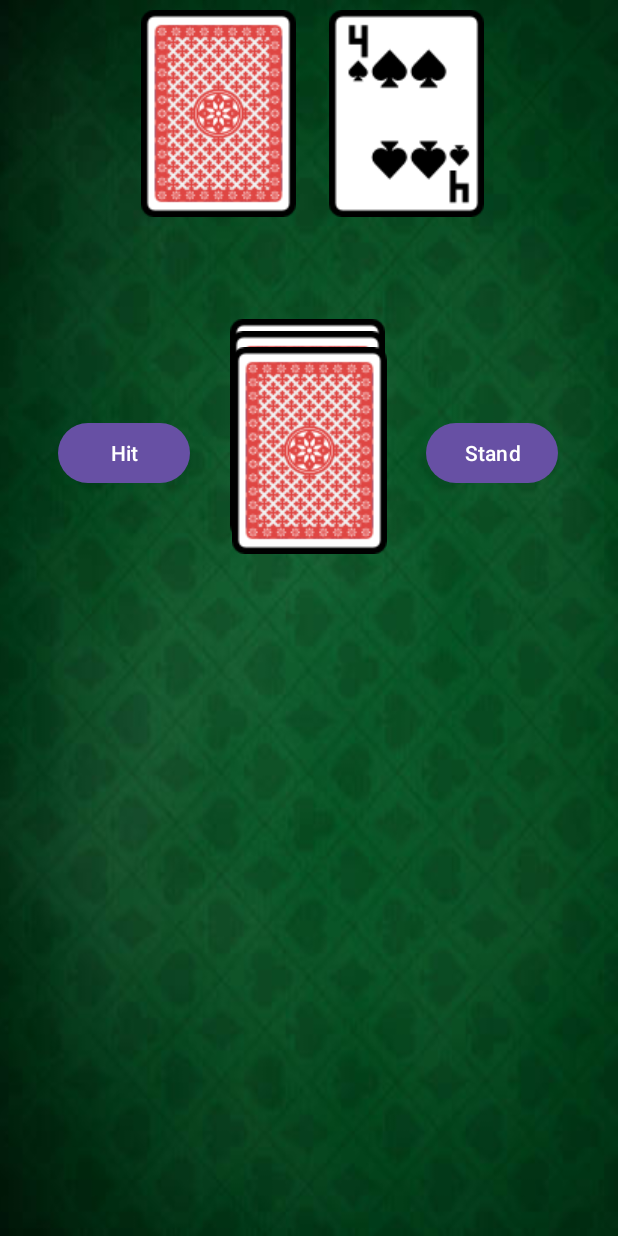
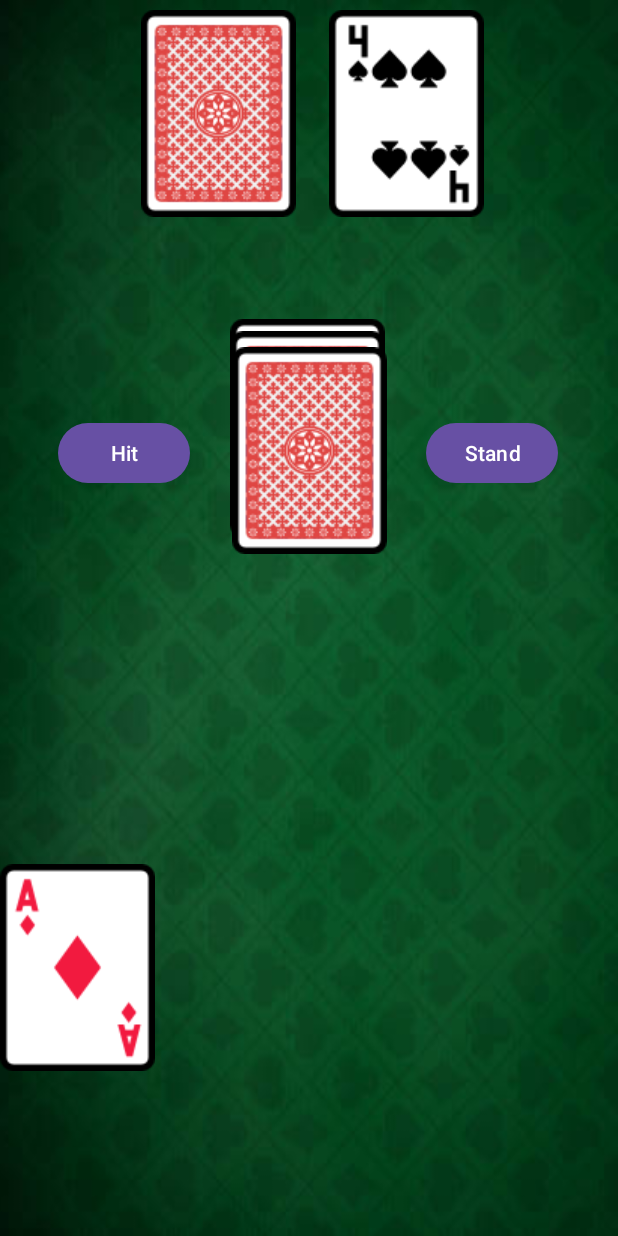
Before and after one commit to EricHeinrichsUAB/AUCSC220_Group5W25, an Android app: the PlayActivity screen opened directly, with no data from a screen before it, after a tap on "Hit", on a phone screen of 412 x 824 dp. Run offline under Robolectric (Android 15) with nearby library versions, the light colour scheme and no system bars.

Commit message:
Add basic card-drawing functionality

```diff
--- a/app/src/main/java/com/turbo21/PlayActivity.java
+++ b/app/src/main/java/com/turbo21/PlayActivity.java
@@ -1,18 +1,27 @@
 package com.turbo21;
 
+import android.content.Context;
+import android.content.res.Resources;
+import android.graphics.drawable.Drawable;
 import android.os.Bundle;
 import android.view.View;
 import android.widget.Button;
 import android.widget.ImageView;
 import android.animation.ObjectAnimator;
 import android.view.animation.AccelerateDecelerateInterpolator;
+import android.widget.LinearLayout;
 
+import androidx.annotation.DrawableRes;
 import androidx.appcompat.app.AppCompatActivity;
+import androidx.appcompat.content.res.AppCompatResources;
 
 public class PlayActivity extends AppCompatActivity {
 
     private ImageView chip5, chip10, chip25, chip50, chip100;
+    private ImageView topOfDeck;
     private Button hitButton, standButton;
+    private LinearLayout playerHand;
+    private LinearLayout dealerHand;
     public int bet;
 
     @Override
@@ -20,14 +29,12 @@ public class PlayActivity extends AppCompatActivity {
         super.onCreate(savedInstanceState);
         setContentView(R.layout.play_screen); // Set the play screen layout
 
-        chip5 = findViewById(R.id.chip5);
-        chip10 = findViewById(R.id.chip10);
-        chip25 = findViewById(R.id.chip25);
-        chip50 = findViewById(R.id.chip50);
-        chip100 = findViewById(R.id.chip100);
+        topOfDeck = findViewById(R.id.topOfDeck);
 
         hitButton = findViewById(R.id.hitButton);
         standButton = findViewById(R.id.standButton);
+
+        playerHand = findViewById(R.id.playerHand);
 
         // ok, game starts from here
         // player decides how much to bet
@@ -41,7 +48,7 @@ public class PlayActivity extends AppCompatActivity {
         // dealer hits or stands
         // new round
 
-        // if a chip is pressed
+        /* if a chip is pressed
         chip5.setOnClickListener(new View.OnClickListener() {
             @Override
             public void onClick(View v) {
@@ -60,6 +67,7 @@ public class PlayActivity extends AppCompatActivity {
                 // animate card distribution
             }
         });//chip5.OnClickListener
+         */
 
 
         // player can hit or stand
@@ -67,7 +75,19 @@ public class PlayActivity extends AppCompatActivity {
             @Override
             public void onClick(View v) {
                 //Deck stack pops a card -> card spawns on Deck -> animation??
-                GameManager.DoHitButton();
+                Card cardData = GameManager.DoHitButton();
+
+                // Creating a new card to move to the player's hand
+                // Adapted from:
+                // https://stackoverflow.com/questions/2994494/how-do-i-create-an-imageview-in-java-code-within-an-existing-layout
+                ImageView newCard = new ImageView(PlayActivity.this);
+
+                // Creating the card's visuals
+                int id = getResource(v.getContext(), cardData.FileName);
+                newCard.setImageResource(id);
+                newCard.bringToFront();
+
+                playerHand.addView(newCard);
             }
         });//hitButton.setOnClickListener
 
@@ -87,4 +107,14 @@ public class PlayActivity extends AppCompatActivity {
         // back to player's turn -> next round/loop
 
     }//onCreate
+
+    /*
+    Using the implementation described here:
+    https://stackoverflow.com/questions/16369814/how-to-access-the-drawable-resources-by-name-in-android#comment23457549_16369892
+     */
+    private int getResource (Context context, String name) {
+        Resources resources = context.getResources();
+        int id = resources.getIdentifier(name, "drawable", context.getPackageName());
+        return id;
+    }
 }
```
